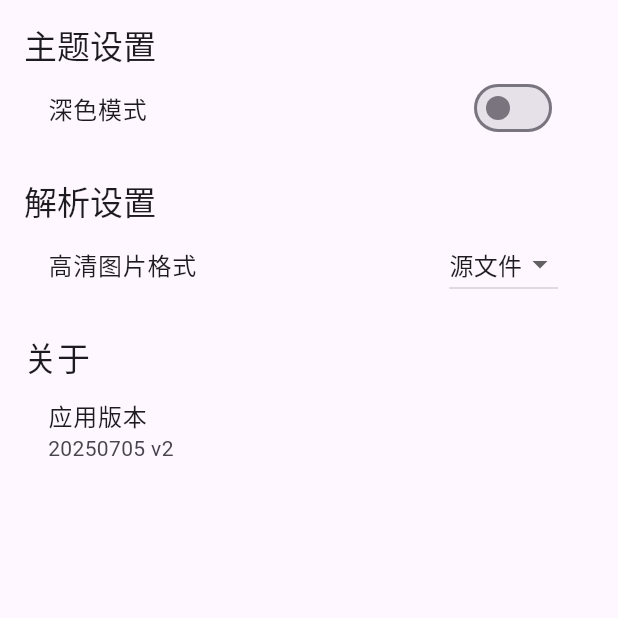
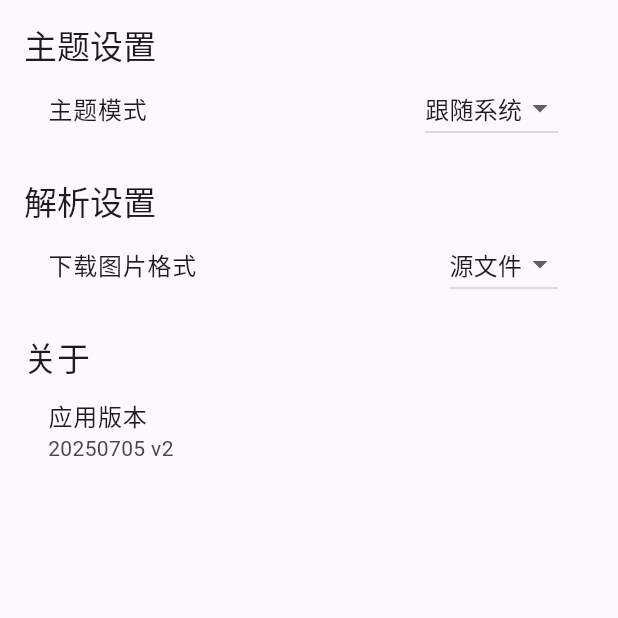
Before and after one commit to nilaoda/xhs_app, a Flutter app: the SettingsPage screen opened directly, on a phone screen of 412 x 824 dp, the top half of it. Run offline on Flutter 3.47's test engine with Material 3 defaults, Android fonts, the phone set to English and light mode, and no system bars; our stand-ins replace device_info_plus, dio, file_picker, permission_handler, photo_view, shared_preferences; missing offline and left inert: flutter_js, gal; accounts and stored records are empty.

Commit message:
支持设置为跟随系统深色模式

```diff
--- a/lib/settings_page.dart
+++ b/lib/settings_page.dart
@@ -22,12 +22,30 @@ class _SettingsPageState extends State<SettingsPage> {
                 '主题设置',
                 style: Theme.of(context).textTheme.titleLarge,
               ),
-              SwitchListTile(
-                title: Text('深色模式'),
-                value: settings.themeMode == ThemeMode.dark,
-                onChanged: (value) {
-                  settings.setThemeMode(value ? ThemeMode.dark : ThemeMode.light);
-                },
+              ListTile(
+                title: const Text('主题模式'),
+                trailing: DropdownButton<ThemeMode>(
+                  value: settings.themeMode,
+                  items: const [
+                    DropdownMenuItem(
+                      value: ThemeMode.system,
+                      child: Text('跟随系统'),
+                    ),
+                    DropdownMenuItem(
+                      value: ThemeMode.light,
+                      child: Text('浅色模式'),
+                    ),
+                    DropdownMenuItem(
+                      value: ThemeMode.dark,
+                      child: Text('深色模式'),
+                    ),
+                  ],
+                  onChanged: (value) {
+                    if (value != null) {
+                      settings.setThemeMode(value);
+                    }
+                  },
+                ),
               ),
               SizedBox(height: 20),
               Text(
@@ -35,7 +53,7 @@ class _SettingsPageState extends State<SettingsPage> {
                 style: Theme.of(context).textTheme.titleLarge,
               ),
               ListTile(
-                title: Text('高清图片格式'),
+                title: Text('下载图片格式'),
                 trailing: DropdownButton<ImageFormat>(
                   value: settings.imageFormat,
                   items: ImageFormat.values
```
